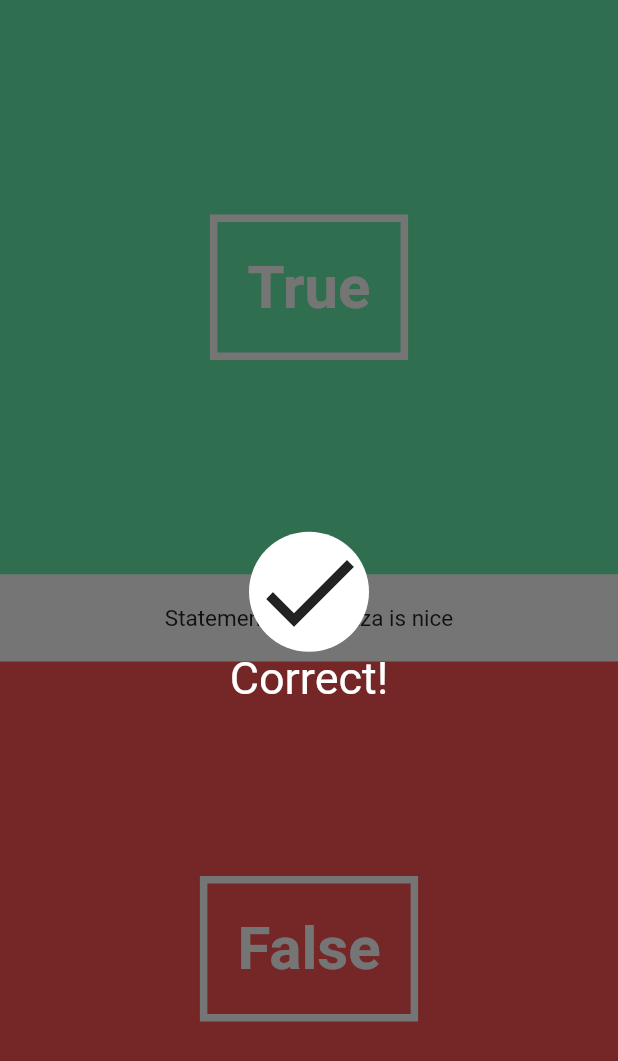
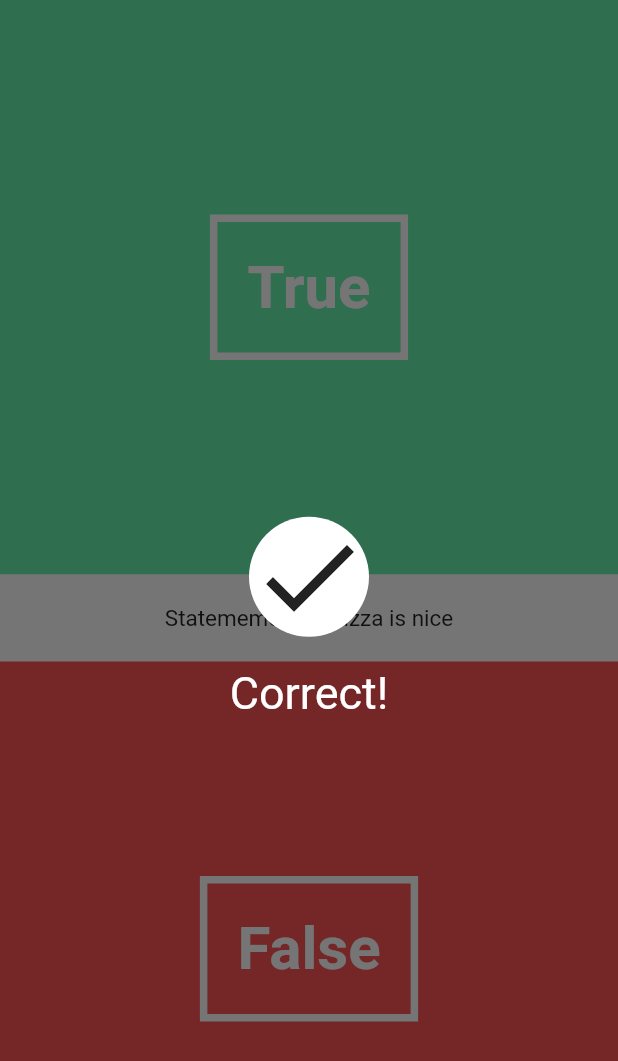
Before and after one commit to timlokers/Flutter_TestApplication, a Flutter app: the screen it shows after launch, on a phone screen of 412 x 824 dp. Shown: the top 1061 px of the screen. Run offline on Flutter 3.47's test engine with Material 2 defaults, Android fonts, the phone set to English and light mode, and no system bars.

Commit message:
14-11-2018

```diff
--- a/lib/UI/correct_wrong_overlay.dart
+++ b/lib/UI/correct_wrong_overlay.dart
@@ -1,11 +1,30 @@
 import 'package:flutter/material.dart';
+import 'dart:math';
 
 class CorrectWrongOverlay extends StatefulWidget{
+
+  final bool _isCorrect;
+
+  CorrectWrongOverlay(this._isCorrect);
+
   @override createState() => new CorrectWrongOverlayState();
 
 }
 
-class CorrectWrongOverlayState extends State<CorrectWrongOverlay>{
+class CorrectWrongOverlayState extends State<CorrectWrongOverlay> with SingleTickerProviderStateMixin{
+
+  Animation<double> _iconAnimation;
+  AnimationController _iconAnimationController;
+
+  @override
+  void initState(){
+    super.initState();
+    _iconAnimationController = new AnimationController(duration: new Duration(seconds: 2), vsync: this);
+    _iconAnimation = new CurvedAnimation(parent: _iconAnimationController, curve: Curves.elasticOut);
+    _iconAnimation.addListener(() => this.setState((){}));
+    _iconAnimationController.forward();
+  }
+
   @override
   Widget build(BuildContext context) {
     return new Material(
@@ -20,9 +39,16 @@ class CorrectWrongOverlayState extends State<CorrectWrongOverlay>{
                 color: Colors.white,
                 shape: BoxShape.circle
               ),
-              child: new Icon(Icons.done, size: 80.0,),
+              child: new Transform.rotate(
+                  angle: _iconAnimation.value * 2 * pi,
+                  child: new Icon(widget._isCorrect == true ? Icons.done : Icons.clear, size: 80.0,),
+              )
+
             ),
-            new Text("Correct!", style: new TextStyle(color: Colors.white, fontSize: 30.0),)
+            new Padding(
+                padding: new EdgeInsets.only(bottom: 20.0),
+            ),
+            new Text(widget._isCorrect == true ? "Correct!" : "Wrong!", style: new TextStyle(color: Colors.white, fontSize: 30.0),)
           ],
         ),
       ),
--- a/lib/pages/quiz_page.dart
+++ b/lib/pages/quiz_page.dart
@@ -23,7 +23,7 @@ class QuizPageState extends State<QuizPage>{
             new AnswerButton(false,() => print("False is pressed"))
           ],
         ),
-        new CorrectWrongOverlay()
+        new CorrectWrongOverlay(true)
       ],
     );
   }
```
